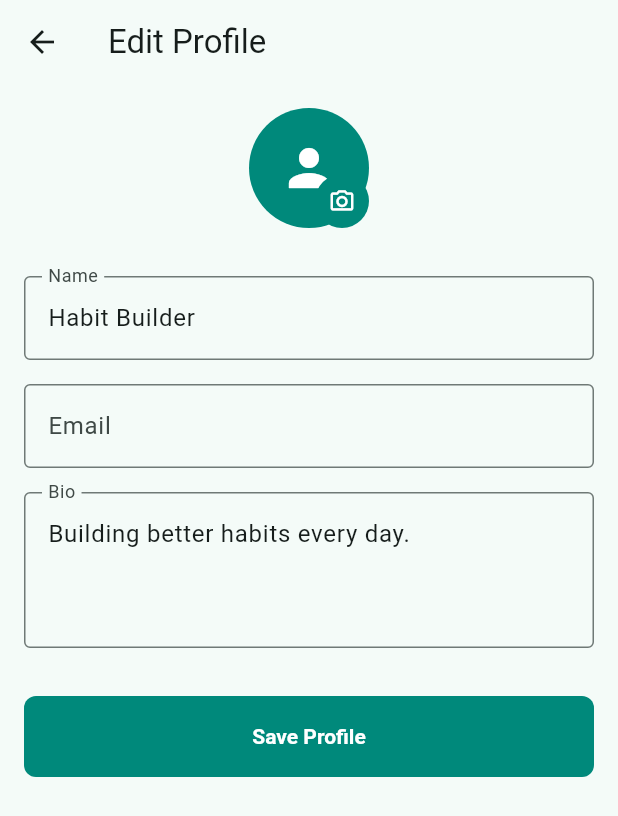
After one commit to VoTrieu/personal_habit, a Flutter app: the screen it shows after launch, item 4 of the bottom bar chosen, after a tap on the "edit" icon, on a phone screen of 412 x 824 dp. The commit adds this screen. Shown: the top 816 px of the screen. Run offline on Flutter 3.47's test engine with Material 3 defaults, Android fonts, the phone set to English and light mode, and no system bars; our stand-ins replace flutter_local_notifications, flutter_timezone, image_picker, sqflite, timezone; accounts and stored records are empty.

Commit message:
Added Profile edit

```diff
--- /dev/null
+++ b/lib/controllers/profile_controller.dart
@@ -0,0 +1,85 @@
+import 'dart:io';
+
+import 'package:flutter/material.dart';
+import 'package:image_picker/image_picker.dart';
+import 'package:path/path.dart' as path;
+import 'package:path_provider/path_provider.dart';
+
+import '../data/habit_database.dart';
+import '../models/user_profile.dart';
+
+class ProfileController extends ChangeNotifier {
+  ProfileController({HabitDatabase? database, ImagePicker? imagePicker})
+    : _database = database ?? HabitDatabase(),
+      _imagePicker = imagePicker ?? ImagePicker();
+
+  final HabitDatabase _database;
+  final ImagePicker _imagePicker;
+
+  UserProfile _profile = const UserProfile.empty();
+  bool _isLoading = false;
+
+  UserProfile get profile => _profile;
+  bool get isLoading => _isLoading;
+
+  Future<void> loadProfile() async {
+    _isLoading = true;
+    notifyListeners();
+
+    try {
+      _profile = await _database.getUserProfile();
+    } catch (error) {
+      debugPrint('Failed to load profile: $error');
+      _profile = const UserProfile.empty();
+    } finally {
+      _isLoading = false;
+      notifyListeners();
+    }
+  }
+
+  Future<void> saveProfile({
+    required String name,
+    required String email,
+    required String bio,
+  }) async {
+    final updatedProfile = _profile.copyWith(
+      name: name.trim().isEmpty ? 'Habit Builder' : name.trim(),
+      email: email.trim(),
+      bio: bio.trim(),
+    );
+
+    await _saveProfile(updatedProfile);
+  }
+
+  Future<void> pickAvatar() async {
+    try {
+      final image = await _imagePicker.pickImage(
+        source: ImageSource.gallery,
+        imageQuality: 85,
+        maxWidth: 900,
+      );
+
+      if (image == null) return;
+
+      final copiedPath = await _copyAvatarToAppDirectory(image.path);
+      await _saveProfile(_profile.copyWith(avatarPath: copiedPath));
+    } catch (error) {
+      debugPrint('Failed to pick avatar: $error');
+    }
+  }
+
+  Future<void> _saveProfile(UserProfile profile) async {
+    await _database.saveUserProfile(profile);
+    _profile = profile;
+    notifyListeners();
+  }
+
+  Future<String> _copyAvatarToAppDirectory(String sourcePath) async {
+    final directory = await getApplicationDocumentsDirectory();
+    final extension = path.extension(sourcePath);
+    final avatarPath = path.join(directory.path, 'profile_avatar$extension');
+
+    await File(sourcePath).copy(avatarPath);
+    return avatarPath;
+  }
+}
--- a/lib/data/habit_database.dart
+++ b/lib/data/habit_database.dart
@@ -2,12 +2,14 @@ import 'package:path/path.dart';
 import 'package:sqflite/sqflite.dart';
 
 import '../models/habit.dart';
+import '../models/user_profile.dart';
 
 class HabitDatabase {
   static const _databaseName = 'personal_habit.db';
-  static const _databaseVersion = 1;
+  static const _databaseVersion = 2;
   static const _habitsTable = 'habits';
   static const _dailyStatusesTable = 'habit_daily_statuses';
+  static const _profileTable = 'user_profile';
 
   Database? _database;
 
@@ -27,9 +29,9 @@ class HabitDatabase {
         return _createTables(db);
       },
       onUpgrade: (db, oldVersion, newVersion) async {
-        await db.execute('DROP TABLE IF EXISTS $_dailyStatusesTable');
-        await db.execute('DROP TABLE IF EXISTS $_habitsTable');
-        await _createTables(db);
+        if (oldVersion < 2) {
+          await _createProfileTable(db);
+        }
       },
     );
 
@@ -41,6 +43,33 @@ class HabitDatabase {
     final db = await database;
     final habits = await db.query(_habitsTable);
     return habits.map((habit) => Habit.fromMap(habit)).toList();
+  }
+
+  Future<UserProfile> getUserProfile() async {
+    final db = await database;
+    final rows = await db.query(
+      _profileTable,
+      where: 'id = ?',
+      whereArgs: [UserProfile.defaultId],
+      limit: 1,
+    );
+
+    if (rows.isEmpty) {
+      const profile = UserProfile.empty();
+      await saveUserProfile(profile);
+      return profile;
+    }
+
+    return UserProfile.fromMap(rows.first);
+  }
+
+  Future<void> saveUserProfile(UserProfile profile) async {
+    final db = await database;
+    await db.insert(
+      _profileTable,
+      profile.toMap(),
+      conflictAlgorithm: ConflictAlgorithm.replace,
+    );
   }
 
   Future<void> insertHabit(Habit habit) async {
@@ -197,6 +226,7 @@ class HabitDatabase {
   ''');
 
     await _createDailyStatusesTable(db);
+    await _createProfileTable(db);
   }
 
   Future<void> _createDailyStatusesTable(Database db) async {
@@ -207,6 +237,18 @@ class HabitDatabase {
       statusDate TEXT NOT NULL,
       isCompleted INTEGER NOT NULL,
       UNIQUE(habitId, statusDate)
+    )
+  ''');
+  }
+
+  Future<void> _createProfileTable(Database db) async {
+    await db.execute('''
+    CREATE TABLE IF NOT EXISTS $_profileTable (
+      id TEXT PRIMARY KEY,
+      name TEXT NOT NULL,
+      email TEXT NOT NULL,
+      bio TEXT NOT NULL,
+      avatarPath TEXT
     )
   ''');
   }
--- /dev/null
+++ b/lib/features/profile/edit_profile_screen.dart
@@ -0,0 +1,148 @@
+import 'dart:io';
+
+import 'package:flutter/material.dart';
+import 'package:provider/provider.dart';
+
+import '../../controllers/profile_controller.dart';
+import '../../models/user_profile.dart';
+import '../../theme/app_colors.dart';
+import '../../theme/app_dimensions.dart';
+
+class EditProfileScreen extends StatefulWidget {
+  const EditProfileScreen({super.key, required this.profile});
+
+  final UserProfile profile;
+
+  @override
+  State<EditProfileScreen> createState() => _EditProfileScreenState();
+}
+
+class _EditProfileScreenState extends State<EditProfileScreen> {
+  late final TextEditingController nameController;
+  late final TextEditingController emailController;
+  late final TextEditingController bioController;
+
+  @override
+  void initState() {
+    super.initState();
+    nameController = TextEditingController(text: widget.profile.name);
+    emailController = TextEditingController(text: widget.profile.email);
+    bioController = TextEditingController(text: widget.profile.bio);
+  }
+
+  @override
+  void dispose() {
+    nameController.dispose();
+    emailController.dispose();
+    bioController.dispose();
+    super.dispose();
+  }
+
+  @override
+  Widget build(BuildContext context) {
+    final profile = context.watch<ProfileController>().profile;
+
+    return Scaffold(
+      appBar: AppBar(title: const Text('Edit Profile')),
+      body: SafeArea(
+        child: ListView(
+          padding: const EdgeInsets.all(AppSpacing.screen),
+          children: [
+            Center(
+              child: InkWell(
+                onTap: pickAvatar,
+                borderRadius: BorderRadius.circular(AppRadius.round),
+                child: Stack(
+                  alignment: Alignment.bottomRight,
+                  children: [
+                    _ProfileAvatar(avatarPath: profile.avatarPath),
+                    const CircleAvatar(
+                      radius: 18,
+                      backgroundColor: AppColors.primary,
+                      foregroundColor: AppColors.white,
+                      child: Icon(Icons.camera_alt_outlined, size: 18),
+                    ),
+                  ],
+                ),
+              ),
+            ),
+            const SizedBox(height: AppSpacing.xxl),
+            TextField(
+              controller: nameController,
+              textInputAction: TextInputAction.next,
+              decoration: const InputDecoration(
+                labelText: 'Name',
+                border: OutlineInputBorder(),
+              ),
+            ),
+            const SizedBox(height: AppSpacing.lg),
+            TextField(
+              controller: emailController,
+              keyboardType: TextInputType.emailAddress,
+              textInputAction: TextInputAction.next,
+              decoration: const InputDecoration(
+                labelText: 'Email',
+                border: OutlineInputBorder(),
+              ),
+            ),
+            const SizedBox(height: AppSpacing.lg),
+            TextField(
+              controller: bioController,
+              maxLines: 3,
+              decoration: const InputDecoration(
+                labelText: 'Bio',
+                border: OutlineInputBorder(),
+              ),
+            ),
+            const SizedBox(height: AppSpacing.xxl),
+            FilledButton(
+              onPressed: saveProfile,
+              child: const Text('Save Profile'),
+            ),
+          ],
+        ),
+      ),
+    );
+  }
+
+  Future<void> pickAvatar() async {
+    await context.read<ProfileController>().pickAvatar();
+  }
+
+  Future<void> saveProfile() async {
+    await context.read<ProfileController>().saveProfile(
+      name: nameController.text,
+      email: emailController.text,
+      bio: bioController.text,
+    );
+
+    if (!mounted) return;
+
+    Navigator.pop(context);
+  }
+}
+
+class _ProfileAvatar extends StatelessWidget {
+  const _ProfileAvatar({required this.avatarPath});
+
+  final String? avatarPath;
+
+  @override
+  Widget build(BuildContext context) {
+    final path = avatarPath;
+
+    if (path != null && File(path).existsSync()) {
+      return CircleAvatar(
+        radius: AppSizes.profileAvatarRadius,
+        backgroundImage: FileImage(File(path)),
+      );
+    }
+
+    return const CircleAvatar(
+      radius: AppSizes.profileAvatarRadius,
+      backgroundColor: AppColors.primary,
+      foregroundColor: AppColors.white,
+      child: Icon(Icons.person, size: AppSizes.profileAvatarIconSize),
+    );
+  }
+}
--- a/lib/features/profile/profile_screen.dart
+++ b/lib/features/profile/profile_screen.dart
@@ -2,9 +2,11 @@ import 'package:flutter/material.dart';
 import 'package:provider/provider.dart';
 
 import '../../controllers/habit_controller.dart';
+import '../../controllers/profile_controller.dart';
 import '../../theme/app_colors.dart';
 import '../../theme/app_dimensions.dart';
 import '../../widgets/app_stat_card.dart';
+import 'edit_profile_screen.dart';
 import 'widgets/profile_header.dart';
 import 'widgets/profile_preferences.dart';
 import 'widgets/profile_progress_card.dart';
@@ -15,7 +17,9 @@ class ProfileScreen extends StatelessWidget {
   @override
   Widget build(BuildContext context) {
     final controller = context.watch<HabitController>();
+    final profileController = context.watch<ProfileController>();
     final habits = controller.habits;
+    final profile = profileController.profile;
     final totalCompletions = habits.fold<int>(
       0,
       (total, habit) => total + habit.streak,
@@ -31,8 +35,11 @@ class ProfileScreen extends StatelessWidget {
             Text('Profile', style: Theme.of(context).textTheme.headlineMedium),
             const SizedBox(height: AppSpacing.xl),
             ProfileHeader(
+              profile: profile,
               habitCount: habits.length,
               completionPercent: completionPercent,
+              onEditPressed: () => openEditProfile(context),
+              onAvatarPressed: () => pickAvatar(context),
             ),
             const SizedBox(height: AppSpacing.xl),
             ProfileProgressCard(
@@ -84,4 +91,18 @@ class ProfileScreen extends StatelessWidget {
       ),
     );
   }
+
+  Future<void> openEditProfile(BuildContext context) async {
+    final profile = context.read<ProfileController>().profile;
+
+    await Navigator.of(context).push(
+      MaterialPageRoute(
+        builder: (context) => EditProfileScreen(profile: profile),
+      ),
+    );
+  }
+
+  Future<void> pickAvatar(BuildContext context) async {
+    await context.read<ProfileController>().pickAvatar();
+  }
 }
--- a/lib/features/profile/widgets/profile_header.dart
+++ b/lib/features/profile/widgets/profile_header.dart
@@ -1,27 +1,46 @@
+import 'dart:io';
+
 import 'package:flutter/material.dart';
 
+import '../../../models/user_profile.dart';
 import '../../../theme/app_colors.dart';
 import '../../../theme/app_dimensions.dart';
 
 class ProfileHeader extends StatelessWidget {
   const ProfileHeader({
     super.key,
+    required this.profile,
     required this.habitCount,
     required this.completionPercent,
+    required this.onEditPressed,
+    required this.onAvatarPressed,
   });
 
+  final UserProfile profile;
   final int habitCount;
   final int completionPercent;
+  final VoidCallback onEditPressed;
+  final VoidCallback onAvatarPressed;
 
   @override
   Widget build(BuildContext context) {
     return Row(
       children: [
+        InkWell(
+          onTap: onAvatarPressed,
+          borderRadius: BorderRadius.circular(AppRadius.round),
+          child: Stack(
+            alignment: Alignment.bottomRight,
+            children: [
+              _ProfileAvatar(avatarPath: profile.avatarPath),
               const CircleAvatar(
-          radius: AppSizes.profileAvatarRadius,
+                radius: 15,
                 backgroundColor: AppColors.primary,
                 foregroundColor: AppColors.white,
-          child: Icon(Icons.person, size: AppSizes.profileAvatarIconSize),
+                child: Icon(Icons.camera_alt_outlined, size: 15),
+              ),
+            ],
+          ),
         ),
         const SizedBox(width: AppSpacing.lg),
         Expanded(
@@ -29,21 +48,25 @@ class ProfileHeader extends StatelessWidget {
             crossAxisAlignment: CrossAxisAlignment.start,
             children: [
               Text(
-                'Habit Builder',
+                profile.name,
                 style: Theme.of(
                   context,
                 ).textTheme.titleLarge?.copyWith(fontWeight: FontWeight.w700),
               ),
               const SizedBox(height: AppSpacing.xs),
+              if (profile.email.isNotEmpty) ...[
                 Text(
-                '$habitCount active habit${habitCount == 1 ? '' : 's'}',
+                  profile.email,
                   style: Theme.of(
                     context,
                   ).textTheme.bodyMedium?.copyWith(color: AppColors.textMuted),
                 ),
+                const SizedBox(height: AppSpacing.xs),
+              ],
+              Text(profile.bio, style: Theme.of(context).textTheme.bodySmall),
               const SizedBox(height: AppSpacing.sm),
               Text(
-                '$completionPercent% complete today',
+                '$habitCount active habit${habitCount == 1 ? '' : 's'} • $completionPercent% complete today',
                 style: Theme.of(
                   context,
                 ).textTheme.bodySmall?.copyWith(color: AppColors.primary),
@@ -51,7 +74,36 @@ class ProfileHeader extends StatelessWidget {
             ],
           ),
         ),
+        IconButton(
+          onPressed: onEditPressed,
+          icon: const Icon(Icons.edit_outlined),
+        ),
       ],
     );
   }
 }
+
+class _ProfileAvatar extends StatelessWidget {
+  const _ProfileAvatar({required this.avatarPath});
+
+  final String? avatarPath;
+
+  @override
+  Widget build(BuildContext context) {
+    final path = avatarPath;
+
+    if (path != null && File(path).existsSync()) {
+      return CircleAvatar(
+        radius: AppSizes.profileAvatarRadius,
+        backgroundImage: FileImage(File(path)),
+      );
+    }
+
+    return const CircleAvatar(
+      radius: AppSizes.profileAvatarRadius,
+      backgroundColor: AppColors.primary,
+      foregroundColor: AppColors.white,
+      child: Icon(Icons.person, size: AppSizes.profileAvatarIconSize),
+    );
+  }
+}
--- a/lib/main.dart
+++ b/lib/main.dart
@@ -2,6 +2,7 @@ import 'package:flutter/material.dart';
 import 'package:provider/provider.dart';
 
 import 'controllers/habit_controller.dart';
+import 'controllers/profile_controller.dart';
 import 'features/app_shell/app_shell.dart';
 import 'services/notification_service.dart';
 import 'theme/app_theme.dart';
@@ -18,8 +19,13 @@ class MyApp extends StatelessWidget {
 
   @override
   Widget build(BuildContext context) {
-    return ChangeNotifierProvider(
-      create: (_) => HabitController()..loadHabits(),
+    return MultiProvider(
+      providers: [
+        ChangeNotifierProvider(create: (_) => HabitController()..loadHabits()),
+        ChangeNotifierProvider(
+          create: (_) => ProfileController()..loadProfile(),
+        ),
+      ],
       child: MaterialApp(
         title: 'Personal Habit Tracker',
         debugShowCheckedModeBanner: false,
--- /dev/null
+++ b/lib/models/user_profile.dart
@@ -0,0 +1,60 @@
+class UserProfile {
+  static const defaultId = 'main';
+
+  final String id;
+  final String name;
+  final String email;
+  final String bio;
+  final String? avatarPath;
+
+  const UserProfile({
+    this.id = defaultId,
+    required this.name,
+    required this.email,
+    required this.bio,
+    this.avatarPath,
+  });
+
+  const UserProfile.empty()
+    : id = defaultId,
+      name = 'Habit Builder',
+      email = '',
+      bio = 'Building better habits every day.',
+      avatarPath = null;
+
+  UserProfile copyWith({
+    String? id,
+    String? name,
+    String? email,
+    String? bio,
+    String? avatarPath,
+  }) {
+    return UserProfile(
+      id: id ?? this.id,
+      name: name ?? this.name,
+      email: email ?? this.email,
+      bio: bio ?? this.bio,
+      avatarPath: avatarPath ?? this.avatarPath,
+    );
+  }
+
+  Map<String, Object?> toMap() {
+    return {
+      'id': id,
+      'name': name,
+      'email': email,
+      'bio': bio,
+      'avatarPath': avatarPath,
+    };
+  }
+
+  factory UserProfile.fromMap(Map<String, Object?> map) {
+    return UserProfile(
+      id: map['id'] as String,
+      name: map['name'] as String,
+      email: map['email'] as String,
+      bio: map['bio'] as String,
+      avatarPath: map['avatarPath'] as String?,
+    );
+  }
+}
--- a/pubspec.yaml
+++ b/pubspec.yaml
@@ -40,6 +40,8 @@ dependencies:
   flutter_local_notifications: ^21.0.0
   timezone: ^0.11.0
   flutter_timezone: ^5.0.2
+  image_picker: ^1.2.2
+  path_provider: ^2.1.5
 
 dev_dependencies:
   flutter_test:
```
Also changed, not shown: pubspec.lock, 6 other files. Lines whose indentation alone changed are shown as unchanged.
